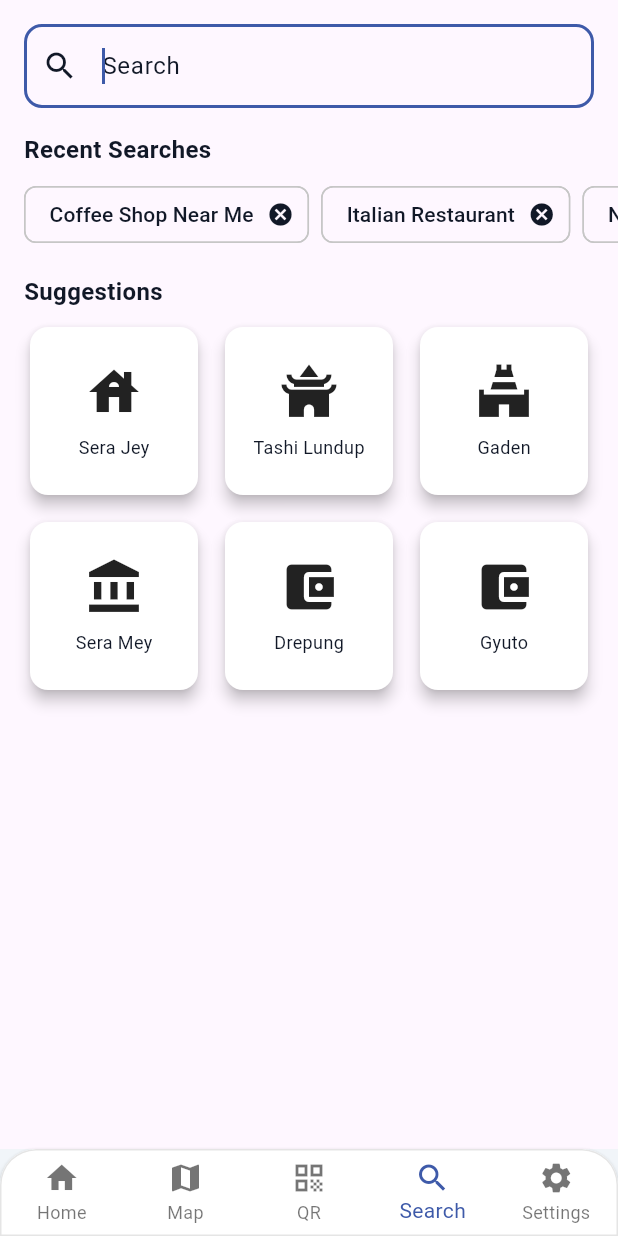
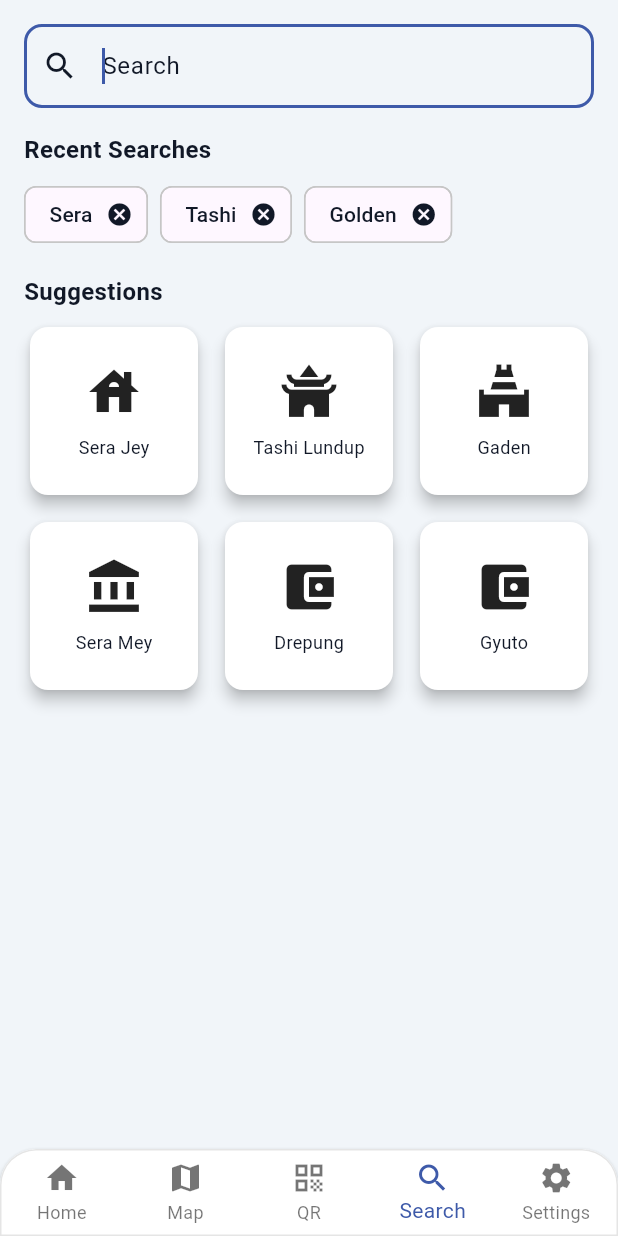
Before and after one commit to OpenPecha/gompa-tour, a Flutter app: the screen it shows after launch, item 4 of the bottom bar chosen, on a phone screen of 412 x 824 dp. Run offline on Flutter 3.47's test engine with Material 3 defaults, Android fonts, the phone set to English and light mode, and no system bars; our stand-ins replace audioplayers, flutter_map, flutter_riverpod, flutter_tts, go_router, latlong2 and 2 more; missing offline and left inert: mobile_scanner; accounts and stored records are empty; generated files the repository leaves out were written again; Roboto replaces fonts that are missing (Nunito).

Commit message:
minor fixes

```diff
--- a/lib/ui/screen/list_screen.dart
+++ b/lib/ui/screen/list_screen.dart
@@ -32,6 +32,8 @@ class ListScreen extends StatelessWidget {
               );
             },
             child: Card(
+              shadowColor: Theme.of(context).colorScheme.shadow,
+              color: Theme.of(context).colorScheme.surfaceContainer,
               margin: const EdgeInsets.only(
                   left: 16, right: 16, top: 16, bottom: 0),
               child: Padding(
--- a/lib/ui/screen/search_screen.dart
+++ b/lib/ui/screen/search_screen.dart
@@ -24,9 +24,9 @@ class _SearchScreenState extends ConsumerState<SearchScreen> {
 
   // Recent searches
   final List<String> _recentSearches = [
-    'Coffee Shop Near Me',
-    'Italian Restaurant',
-    'Nearest Pharmacy'
+    'Sera',
+    'Tashi',
+    'Golden',
   ];
 
   @override
@@ -40,8 +40,7 @@ class _SearchScreenState extends ConsumerState<SearchScreen> {
 
   @override
   Widget build(BuildContext context) {
-    return Scaffold(
-        body: SafeArea(
+    return SafeArea(
       child: Column(
         crossAxisAlignment: CrossAxisAlignment.start,
         children: [
@@ -152,7 +151,7 @@ class _SearchScreenState extends ConsumerState<SearchScreen> {
           )
         ],
       ),
-    ));
+    );
   }
 
   @override
--- a/lib/ui/screen/skeleton_screen.dart
+++ b/lib/ui/screen/skeleton_screen.dart
@@ -33,8 +33,7 @@ class SkeletonScreen extends ConsumerWidget {
           ? AppBar(
               title: Text(currentTab['title']),
               centerTitle: true,
-              backgroundColor: Theme.of(context).colorScheme.surface,
-              elevation: 0,
+              elevation: 1,
             )
           : null,
       body: AnimatedSwitcher(
```
